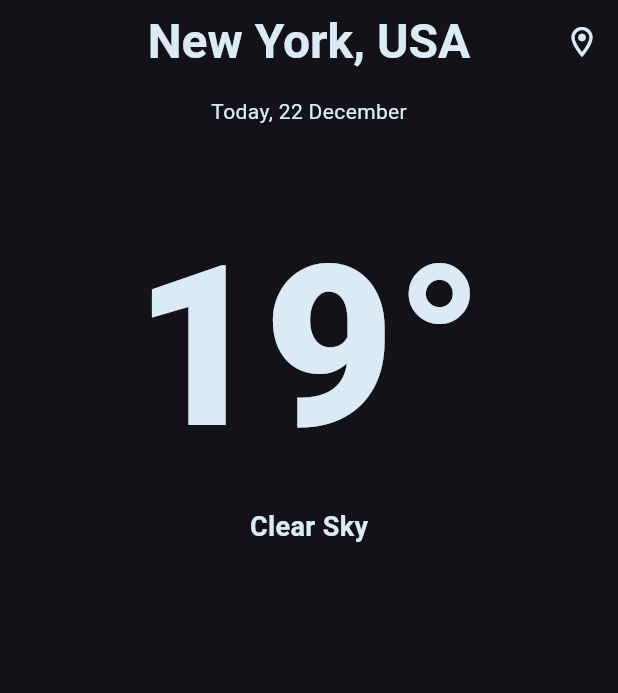
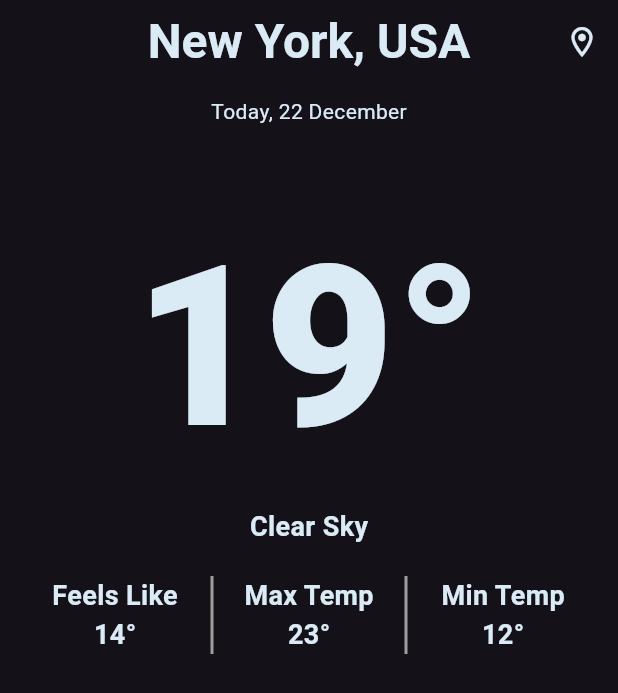
Before and after one commit to ontu001/weathervane-realtime-weatherApp-flutter, a Flutter app: the screen it shows after launch, on a phone screen of 412 x 824 dp. Shown: the top 693 px of the screen. Run offline on Flutter 3.47's test engine with Material 3 defaults, Android fonts, the phone set to English and light mode, and no system bars.

Commit message:
details temperature added

```diff
--- a/lib/screen/home.dart
+++ b/lib/screen/home.dart
@@ -1,6 +1,7 @@
 import 'package:flutter/cupertino.dart';
 import 'package:flutter/material.dart';
 import 'package:weathervane/utility/const.dart';
+import 'package:weathervane/widget/detail_temp.dart';
 
 class Home extends StatefulWidget{
   @override
@@ -11,6 +12,9 @@ class Home extends StatefulWidget{
 }
 
 class HomeState extends State<Home>{
+  int feels_like = 14;
+  int max_temp = 23;
+  int min_temp= 12;
   @override
   Widget build(BuildContext context) {
     return Scaffold(
@@ -34,8 +38,30 @@ class HomeState extends State<Home>{
               Text('Clear Sky',style: kh3TextStyle,),
 
 
-              //
+              //details temperature
+              Padding(
+                padding: EdgeInsets.symmetric(vertical: 20.0),
+                child: IntrinsicHeight(
+                  child: Row(
+                    mainAxisAlignment: MainAxisAlignment.spaceBetween,
+                    children: [
+                      detailTemp(temp_value: feels_like, tempStatus: 'Feels Like'),
+                      VerticalDivider(
+                        thickness: 2,
+                        color: Colors.grey,
+                      ),
 
+                      detailTemp(temp_value: max_temp, tempStatus: 'Max Temp'),
+                      VerticalDivider(
+                        thickness: 2,
+                        color: Colors.grey,
+
+                      ),
+                      detailTemp(temp_value: min_temp, tempStatus: 'Min Temp'),
+                    ],
+                  ),
+                ),
+              ),
             ],
           ),
         ),
--- /dev/null
+++ b/lib/screen/search.dart
@@ -0,0 +1,18 @@
+import 'package:flutter/cupertino.dart';
+import 'package:flutter/material.dart';
+
+class Search extends StatefulWidget{
+  @override
+  State<StatefulWidget> createState() {
+    return SearchState();
+  }
+
+}
+
+class SearchState extends State<Search>{
+  @override
+  Widget build(BuildContext context) {
+    return Scaffold();
+  }
+
+}
--- /dev/null
+++ b/lib/widget/detail_temp.dart
@@ -0,0 +1,21 @@
+import 'package:flutter/cupertino.dart';
+import 'package:weathervane/utility/const.dart';
+
+class detailTemp extends StatelessWidget{
+  final String tempStatus;
+  final int temp_value;
+
+  detailTemp({required this.temp_value, required this.tempStatus});
+  @override
+  Widget build(BuildContext context) {
+    return Expanded(
+      child: Column(
+        children: [
+          Text(tempStatus,style: kh3TextStyle,),
+          Text('$temp_value°',style: kh3TextStyle,),
+        ],
+      ),
+    );
+  }
+
+}
```
